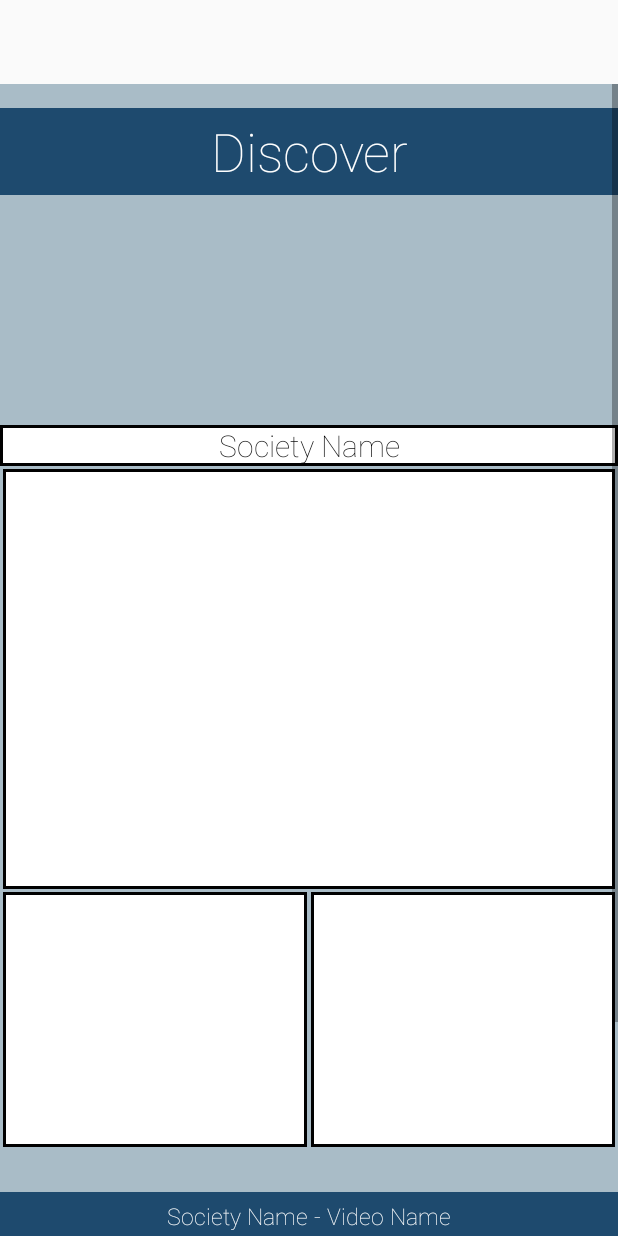
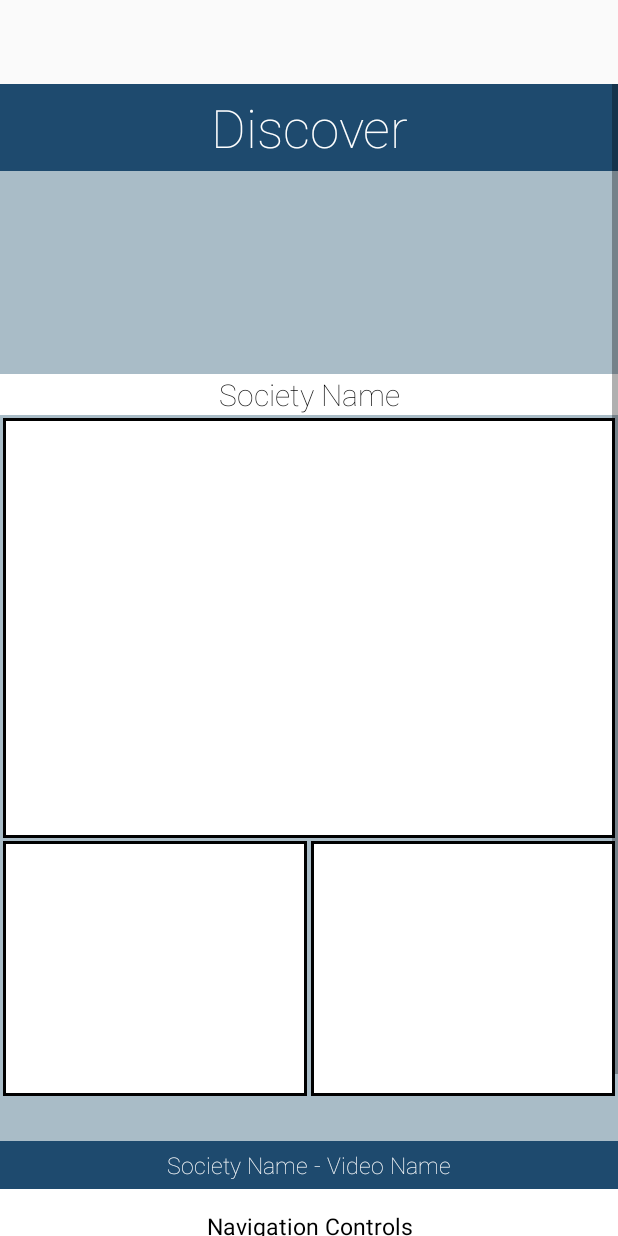
Before and after one commit to hazziet93/IntegrationComplete, an Android app: the layout fragment_discover.xml on its own in the app's theme, with its tools: preview values and no code run, on a phone screen of 412 x 824 dp. Run offline under Robolectric (Android 15) with nearby library versions, the phone set to English and light mode, and no system bars.

Commit message:
All gui minus presentation slides

```diff
--- a/app/src/main/res/layout/fragment_discover.xml
+++ b/app/src/main/res/layout/fragment_discover.xml
@@ -29,8 +29,6 @@
             android:layout_width="match_parent"
             android:layout_height="wrap_content"
             android:text="Discover"
-            android:layout_marginTop="16dp"
-            android:layout_marginBottom="16dp"
             android:gravity="center"
             android:paddingTop="5dp"
             android:paddingBottom="5dp"
@@ -59,7 +57,6 @@
         </HorizontalScrollView>
 
         <TextView
-            android:layout_marginTop="2dp"
             android:id="@+id/socName"
             android:layout_width="match_parent"
             android:layout_height="wrap_content"
@@ -67,7 +64,7 @@
             android:textColor="@color/black"
             android:gravity="center"
             android:textSize="20sp"
-            android:background="@drawable/border"
+            android:background="@color/white"
             android:fontFamily="sans-serif-thin"/>
 
         <ImageView
@@ -122,14 +119,11 @@
         <TextView
             android:layout_width="match_parent"
             android:layout_height="50dp"
-            android:layout_marginRight="16dp"
-            android:layout_marginLeft="16dp"
-            android:layout_marginTop="15dp"
             android:padding="5dp"
             android:gravity="center"
             android:textSize="15sp"
             android:textColor="@color/black"
-            android:background="@drawable/border"
+            android:background="@color/white"
             android:text=" Navigation Controls "/>
 
         <TextView
```
